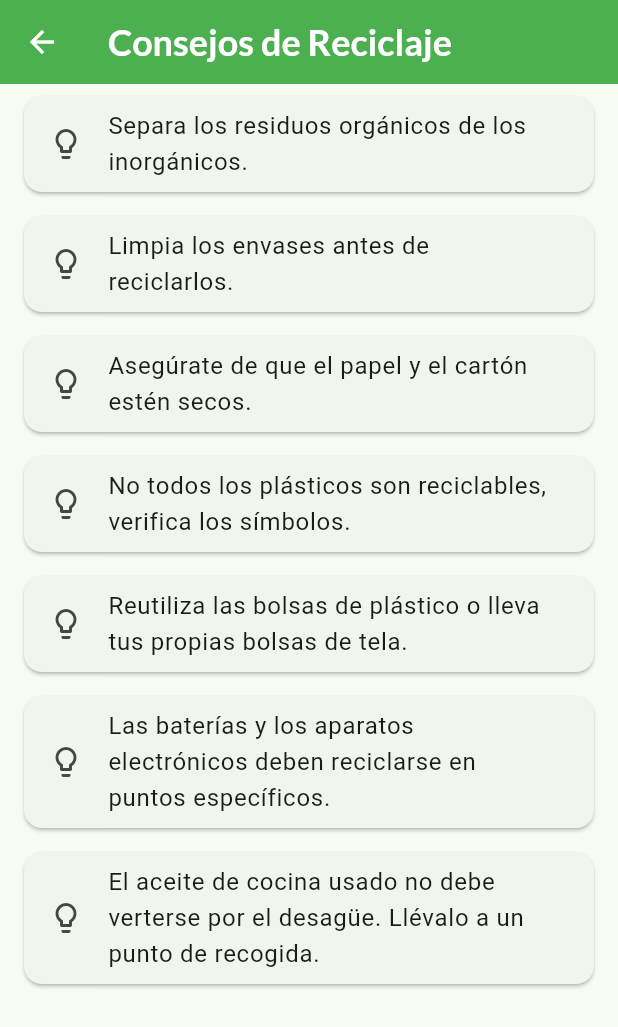
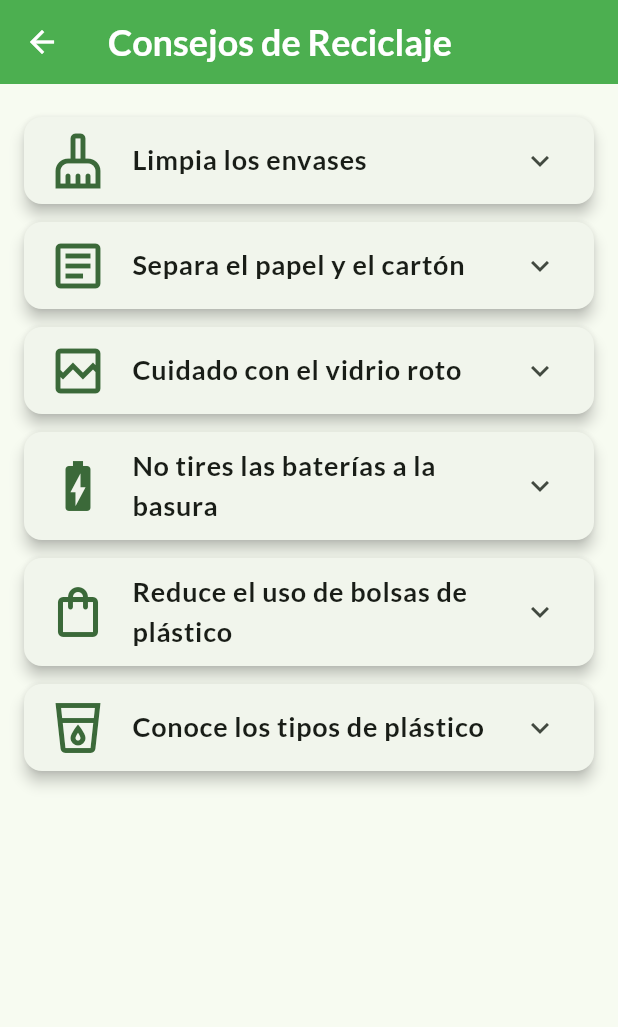
Before and after one commit to mascheyola/ecotrack, a Flutter app: the RecyclingTipsScreen screen opened directly, on a phone screen of 412 x 824 dp. Shown: the top 1027 px of the screen. Run offline on Flutter 3.47's test engine with Material 3 defaults, Android fonts, the phone set to English and light mode, and no system bars; our stand-ins replace cloud_firestore, firebase_auth, firebase_core, fl_chart, flutter_map, google_fonts and 2 more; accounts and stored records are empty.

Commit message:
fix: reparar cambios defectuosos en la pantalla de consejos.

```diff
--- a/lib/screens/home/recycling_tips_screen.dart
+++ b/lib/screens/home/recycling_tips_screen.dart
@@ -1,32 +1,98 @@
+
 import 'package:flutter/material.dart';
+import 'package:google_fonts/google_fonts.dart';
+
+// Data class for a single recycling tip
+class RecyclingTip {
+  final String title;
+  final String description;
+  final IconData icon;
+
+  const RecyclingTip({
+    required this.title,
+    required this.description,
+    required this.icon,
+  });
+}
 
 class RecyclingTipsScreen extends StatelessWidget {
   const RecyclingTipsScreen({super.key});
 
+  // A top-level, final list of the recycling tips using the new data class.
+  static final List<RecyclingTip> _recyclingTips = [
+    const RecyclingTip(
+      icon: Icons.cleaning_services_outlined,
+      title: "Limpia los envases",
+      description:
+          "Asegúrate de que los envases de plástico, vidrio y latas estén limpios y secos antes de reciclarlos para evitar la contaminación.",
+    ),
+    const RecyclingTip(
+      icon: Icons.article_outlined,
+      title: "Separa el papel y el cartón",
+      description:
+          "No mezcles papel y cartón con otros materiales. Quita cualquier cinta adhesiva o grapas antes de desecharlos.",
+    ),
+    const RecyclingTip(
+      icon: Icons.broken_image_outlined,
+      title: "Cuidado con el vidrio roto",
+      description:
+          "Envuelve los objetos de vidrio rotos en papel de periódico o cartón antes de tirarlos para la seguridad de los trabajadores de reciclaje.",
+    ),
+    const RecyclingTip(
+      icon: Icons.battery_charging_full_outlined,
+      title: "No tires las baterías a la basura",
+      description:
+          "Las baterías contienen químicos peligrosos. Llévalas a un punto de recolección especial para su correcto desecho.",
+    ),
+    const RecyclingTip(
+      icon: Icons.shopping_bag_outlined,
+      title: "Reduce el uso de bolsas de plástico",
+      description:
+          "Utiliza bolsas de tela reutilizables cuando vayas de compras para disminuir la cantidad de plástico de un solo uso.",
+    ),
+    const RecyclingTip(
+      icon: Icons.local_drink_outlined,
+      title: "Conoce los tipos de plástico",
+      description:
+          "Busca el número dentro del triángulo de reciclaje en los envases de plástico. No todos los plásticos se reciclan de la misma manera.",
+    ),
+  ];
+
   @override
   Widget build(BuildContext context) {
-    final List<String> tips = [
-      'Separa los residuos orgánicos de los inorgánicos.',
-      'Limpia los envases antes de reciclarlos.',
-      'Asegúrate de que el papel y el cartón estén secos.',
-      'No todos los plásticos son reciclables, verifica los símbolos.',
-      'Reutiliza las bolsas de plástico o lleva tus propias bolsas de tela.',
-      'Las baterías y los aparatos electrónicos deben reciclarse en puntos específicos.',
-      'El aceite de cocina usado no debe verterse por el desagüe. Llévalo a un punto de recogida.',
-    ];
-
     return Scaffold(
       appBar: AppBar(
         title: const Text('Consejos de Reciclaje'),
       ),
       body: ListView.builder(
-        itemCount: tips.length,
+        padding: const EdgeInsets.symmetric(horizontal: 8.0, vertical: 16.0),
+        itemCount: _recyclingTips.length,
         itemBuilder: (context, index) {
+          final tip = _recyclingTips[index];
           return Card(
-            margin: const EdgeInsets.symmetric(horizontal: 16.0, vertical: 8.0),
-            child: ListTile(
-              leading: const Icon(Icons.lightbulb_outline),
-              title: Text(tips[index]),
+            elevation: 4.0,
+            margin: const EdgeInsets.symmetric(horizontal: 8.0, vertical: 6.0),
+            shape: RoundedRectangleBorder(
+              borderRadius: BorderRadius.circular(12.0),
+            ),
+            child: ExpansionTile(
+              leading: Icon(tip.icon, size: 40, color: Theme.of(context).primaryColor),
+              title: Text(
+                tip.title,
+                style: GoogleFonts.lato(
+                  fontWeight: FontWeight.bold,
+                  fontSize: 18,
+                ),
+              ),
+              children: <Widget>[
+                Padding(
+                  padding: const EdgeInsets.fromLTRB(16, 0, 16, 16),
+                  child: Text(
+                    tip.description,
+                     style: GoogleFonts.lato(fontSize: 15, height: 1.5),
+                  ),
+                ),
+              ],
             ),
           );
         },
```
